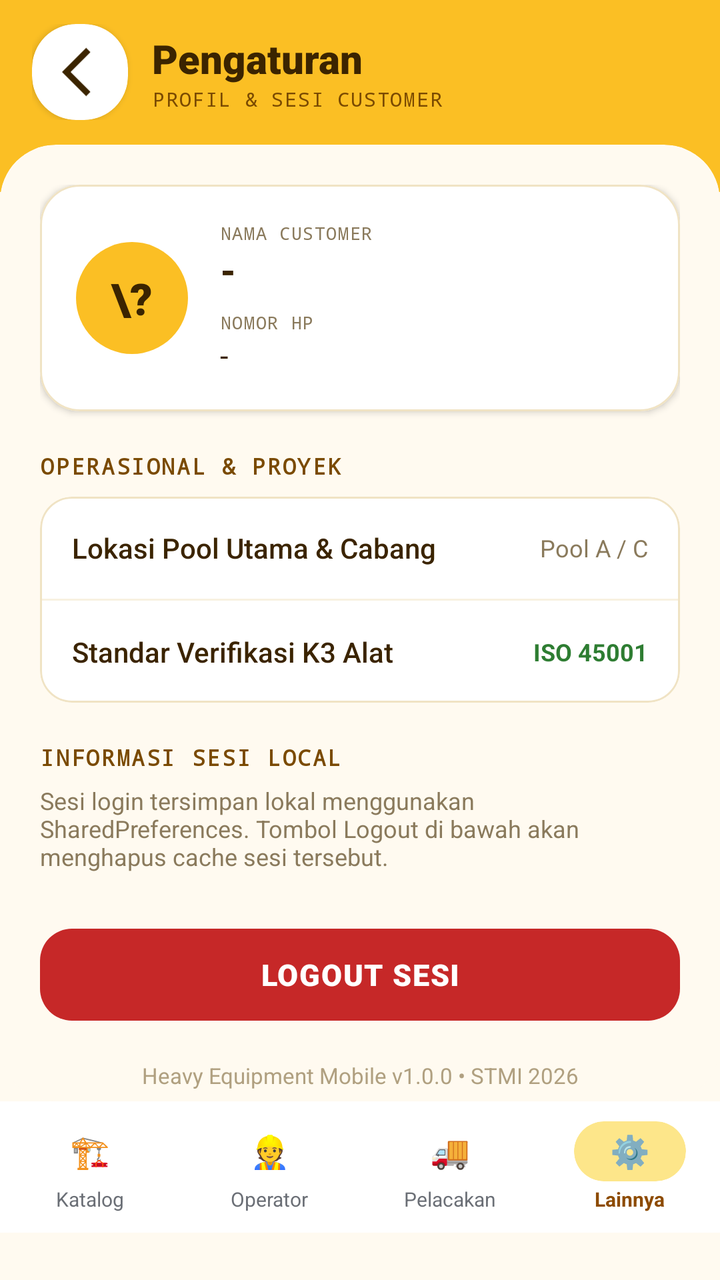
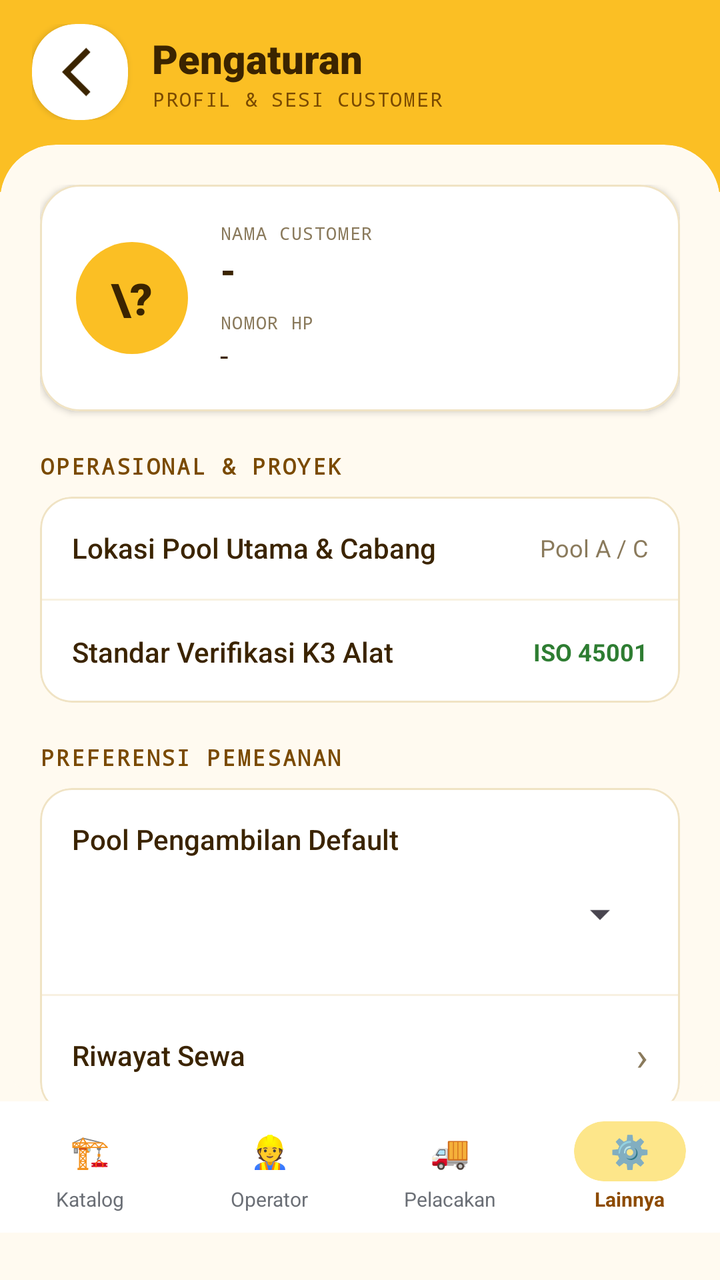

Before-and-after screenshots of an Android layout around one commit, followed by the original layout XML and the change that was made.
<!-- AndroidManifest.xml: application theme Theme.Project_AppMobile -->
<!-- res/layout/activity_settings.xml -->
<?xml version="1.0" encoding="utf-8"?>
<LinearLayout xmlns:android="http://schemas.android.com/apk/res/android"
    xmlns:app="http://schemas.android.com/apk/res-auto"
    xmlns:tools="http://schemas.android.com/tools"
    android:layout_width="match_parent"
    android:layout_height="match_parent"
    android:background="#FFFAF0"
    android:fitsSystemWindows="true"
    android:orientation="vertical"
    tools:context=".SettingsActivity">

    <LinearLayout
        android:layout_width="match_parent"
        android:layout_height="wrap_content"
        android:background="#FBBF24"
        android:gravity="center_vertical"
        android:orientation="horizontal"
        android:paddingStart="16dp"
        android:paddingTop="12dp"
        android:paddingEnd="16dp"
        android:paddingBottom="36dp">

        <com.google.android.material.card.MaterialCardView
            android:id="@+id/btnBack"
            android:layout_width="48dp"
            android:layout_height="48dp"
            android:clickable="true"
            android:contentDescription="Kembali"
            android:focusable="true"
            app:cardBackgroundColor="#FFFFFF"
            app:cardCornerRadius="22dp"
            app:cardElevation="2dp"
            app:strokeWidth="0dp">

            <ImageView
                android:layout_width="40dp"
                android:layout_height="40dp"
                android:layout_gravity="center"
                android:contentDescription="@null"
                android:importantForAccessibility="no"
                android:paddingLeft="11dp"
                app:srcCompat="@drawable/outline_arrow_back_ios_24"
                app:tint="#3B2400" />
        </com.google.android.material.card.MaterialCardView>

        <LinearLayout
            android:layout_width="0dp"
            android:layout_height="wrap_content"
            android:layout_marginStart="12dp"
            android:layout_weight="1"
            android:orientation="vertical">

            <TextView
                android:layout_width="wrap_content"
                android:layout_height="wrap_content"
                android:fontFamily="sans-serif-black"
                android:text="Pengaturan"
                android:textColor="#3B2400"
                android:textSize="20sp" />

            <TextView
                android:layout_width="wrap_content"
                android:layout_height="wrap_content"
                android:fontFamily="monospace"
                android:letterSpacing="0.06"
                android:text="PROFIL &amp; SESI CUSTOMER"
                android:textColor="#7A4A00"
                android:textSize="10sp" />
        </LinearLayout>
    </LinearLayout>

    <com.google.android.material.card.MaterialCardView
        android:layout_width="match_parent"
        android:layout_height="0dp"
        android:layout_marginTop="-24dp"
        android:layout_weight="1"
        app:cardBackgroundColor="#FFFAF0"
        app:cardCornerRadius="28dp"
        app:cardElevation="0dp"
        app:strokeWidth="0dp">

        <ScrollView
            android:layout_width="match_parent"
            android:layout_height="match_parent"
            android:fillViewport="true"
            android:scrollbars="none">

            <LinearLayout
                android:layout_width="match_parent"
                android:layout_height="wrap_content"
                android:orientation="vertical"
                android:padding="20dp">

                <com.google.android.material.card.MaterialCardView
                    android:layout_width="match_parent"
                    android:layout_height="wrap_content"
                    app:cardBackgroundColor="#FFFFFF"
                    app:cardCornerRadius="20dp"
                    app:cardElevation="2dp"
                    app:strokeColor="#F0E3C4"
                    app:strokeWidth="1dp">

                    <LinearLayout
                        android:layout_width="match_parent"
                        android:layout_height="wrap_content"
                        android:gravity="center_vertical"
                        android:orientation="horizontal"
                        android:padding="18dp">

                        <TextView
                            android:id="@+id/tvAvatarInitial"
                            android:layout_width="56dp"
                            android:layout_height="56dp"
                            android:background="@drawable/trk_bg_circle_primary"
                            android:backgroundTint="#FBBF24"
                            android:fontFamily="sans-serif-black"
                            android:gravity="center"
                            android:text="\?"
                            android:textColor="#3B2400"
                            android:textSize="22sp" />

                        <LinearLayout
                            android:layout_width="0dp"
                            android:layout_height="wrap_content"
                            android:layout_marginStart="16dp"
                            android:layout_weight="1"
                            android:orientation="vertical">

                            <TextView
                                android:layout_width="wrap_content"
                                android:layout_height="wrap_content"
                                android:fontFamily="monospace"
                                android:letterSpacing="0.06"
                                android:text="NAMA CUSTOMER"
                                android:textColor="#8A7A5C"
                                android:textSize="9sp" />

                            <TextView
                                android:id="@+id/tvProfileName"
                                android:layout_width="wrap_content"
                                android:layout_height="wrap_content"
                                android:ellipsize="end"
                                android:fontFamily="sans-serif-black"
                                android:maxLines="1"
                                android:text="-"
                                android:textColor="#3B2400"
                                android:textSize="18sp" />

                            <TextView
                                android:layout_width="wrap_content"
                                android:layout_height="wrap_content"
                                android:layout_marginTop="8dp"
                                android:fontFamily="monospace"
                                android:letterSpacing="0.06"
                                android:text="NOMOR HP"
                                android:textColor="#8A7A5C"
                                android:textSize="9sp" />

                            <TextView
                                android:id="@+id/tvProfilePhone"
                                android:layout_width="wrap_content"
                                android:layout_height="wrap_content"
                                android:ellipsize="end"
                                android:maxLines="1"
                                android:text="-"
                                android:textColor="#3B2400"
                                android:textSize="15sp" />
                        </LinearLayout>
                    </LinearLayout>
                </com.google.android.material.card.MaterialCardView>

                <TextView
                    android:layout_width="wrap_content"
                    android:layout_height="wrap_content"
                    android:layout_marginTop="20dp"
                    android:fontFamily="monospace"
                    android:letterSpacing="0.08"
                    android:text="OPERASIONAL &amp; PROYEK"
                    android:textColor="#7A4A00"
                    android:textSize="11sp"
                    android:textStyle="bold" />

                <com.google.android.material.card.MaterialCardView
                    android:layout_width="match_parent"
                    android:layout_height="wrap_content"
                    android:layout_marginTop="8dp"
                    app:cardBackgroundColor="#FFFFFF"
                    app:cardCornerRadius="16dp"
                    app:cardElevation="1dp"
                    app:strokeColor="#F0E3C4"
                    app:strokeWidth="1dp">

                    <LinearLayout
                        android:layout_width="match_parent"
                        android:layout_height="wrap_content"
                        android:orientation="vertical">

                        <LinearLayout
                            android:layout_width="match_parent"
                            android:layout_height="wrap_content"
                            android:gravity="center_vertical"
                            android:orientation="horizontal"
                            android:padding="16dp">

                            <TextView
                                android:layout_width="0dp"
                                android:layout_height="wrap_content"
                                android:layout_weight="1"
                                android:fontFamily="sans-serif-medium"
                                android:text="Lokasi Pool Utama &amp; Cabang"
                                android:textColor="#3B2400"
                                android:textSize="14sp" />

                            <TextView
                                android:layout_width="wrap_content"
                                android:layout_height="wrap_content"
                                android:layout_marginStart="8dp"
                                android:text="Pool A / C"
                                android:textColor="#8A7A5C"
                                android:textSize="12sp" />
                        </LinearLayout>

                        <View
                            android:layout_width="match_parent"
                            android:layout_height="1dp"
                            android:background="#F8F1E1" />

                        <LinearLayout
                            android:layout_width="match_parent"
                            android:layout_height="wrap_content"
                            android:gravity="center_vertical"
                            android:orientation="horizontal"
                            android:padding="16dp">

                            <TextView
                                android:layout_width="0dp"
                                android:layout_height="wrap_content"
                                android:layout_weight="1"
                                android:fontFamily="sans-serif-medium"
                                android:text="Standar Verifikasi K3 Alat"
                                android:textColor="#3B2400"
                                android:textSize="14sp" />

                            <TextView
                                android:layout_width="wrap_content"
                                android:layout_height="wrap_content"
                                android:layout_marginStart="8dp"
                                android:text="ISO 45001"
                                android:textColor="#2E7D32"
                                android:textSize="12sp"
                                android:textStyle="bold" />
                        </LinearLayout>
                    </LinearLayout>
                </com.google.android.material.card.MaterialCardView>

                <TextView
                    android:layout_width="wrap_content"
                    android:layout_height="wrap_content"
                    android:layout_marginTop="20dp"
                    android:fontFamily="monospace"
                    android:letterSpacing="0.08"
                    android:text="INFORMASI SESI LOCAL"
                    android:textColor="#7A4A00"
                    android:textSize="11sp"
                    android:textStyle="bold" />

                <TextView
                    android:layout_width="match_parent"
                    android:layout_height="wrap_content"
                    android:layout_marginTop="6dp"
                    android:text="Sesi login tersimpan lokal menggunakan SharedPreferences. Tombol Logout di bawah akan menghapus cache sesi tersebut."
                    android:textColor="#8A7A5C"
                    android:textSize="12sp" />

                <View
                    android:layout_width="match_parent"
                    android:layout_height="24dp" />

                <com.google.android.material.button.MaterialButton
                    android:id="@+id/btnLogout"
                    android:layout_width="match_parent"
                    android:layout_height="54dp"
                    android:fontFamily="sans-serif-black"
                    android:letterSpacing="0.04"
                    android:text="LOGOUT SESI"
                    android:textColor="#FFFFFF"
                    android:textSize="15sp"
                    app:backgroundTint="#C62828"
                    app:cornerRadius="16dp"
                    app:elevation="2dp" />

                <TextView
                    android:layout_width="match_parent"
                    android:layout_height="wrap_content"
                    android:layout_marginTop="16dp"
                    android:layout_marginBottom="12dp"
                    android:gravity="center"
                    android:text="Heavy Equipment Mobile v1.0.0 • STMI 2026"
                    android:textColor="#B0A080"
                    android:textSize="11sp" />

            </LinearLayout>
        </ScrollView>
    </com.google.android.material.card.MaterialCardView>

    
    <LinearLayout
        android:layout_width="match_parent"
        android:layout_height="wrap_content"
        android:background="#FFFFFF"
        android:orientation="horizontal"
        android:paddingTop="6dp"
        android:paddingBottom="6dp">

        <LinearLayout
            android:id="@+id/navCatalog"
            android:layout_width="0dp"
            android:layout_height="wrap_content"
            android:layout_weight="1"
            android:background="?attr/selectableItemBackground"
            android:gravity="center"
            android:orientation="vertical"
            android:paddingTop="4dp"
            android:paddingBottom="4dp">

            <TextView
                android:layout_width="56dp"
                android:layout_height="30dp"
                android:gravity="center"
                android:text="🏗️"
                android:textSize="16sp" />

            <TextView
                android:layout_width="wrap_content"
                android:layout_height="wrap_content"
                android:layout_marginTop="2dp"
                android:text="Katalog"
                android:textColor="#6B6F76"
                android:textSize="10sp" />
        </LinearLayout>

        <LinearLayout
            android:id="@+id/navOperator"
            android:layout_width="0dp"
            android:layout_height="wrap_content"
            android:layout_weight="1"
            android:background="?attr/selectableItemBackground"
            android:gravity="center"
            android:orientation="vertical"
            android:paddingTop="4dp"
            android:paddingBottom="4dp">

            <TextView
                android:layout_width="56dp"
                android:layout_height="30dp"
                android:gravity="center"
                android:text="👷"
                android:textSize="16sp" />

            <TextView
                android:layout_width="wrap_content"
                android:layout_height="wrap_content"
                android:layout_marginTop="2dp"
                android:text="Operator"
                android:textColor="#6B6F76"
                android:textSize="10sp" />
        </LinearLayout>

        <LinearLayout
            android:id="@+id/navTracking"
            android:layout_width="0dp"
            android:layout_height="wrap_content"
            android:layout_weight="1"
            android:background="?attr/selectableItemBackground"
            android:gravity="center"
            android:orientation="vertical"
            android:paddingTop="4dp"
            android:paddingBottom="4dp">

            <TextView
                android:layout_width="56dp"
                android:layout_height="30dp"
                android:gravity="center"
                android:text="🚚"
                android:textSize="16sp" />

            <TextView
                android:layout_width="wrap_content"
                android:layout_height="wrap_content"
                android:layout_marginTop="2dp"
                android:text="Pelacakan"
                android:textColor="#6B6F76"
                android:textSize="10sp" />
        </LinearLayout>

        
        <LinearLayout
            android:id="@+id/navSettings"
            android:layout_width="0dp"
            android:layout_height="wrap_content"
            android:layout_weight="1"
            android:gravity="center"
            android:orientation="vertical"
            android:paddingTop="4dp"
            android:paddingBottom="4dp">

            <com.google.android.material.card.MaterialCardView
                android:layout_width="56dp"
                android:layout_height="30dp"
                app:cardBackgroundColor="#FDE68A"
                app:cardCornerRadius="15dp"
                app:cardElevation="0dp"
                app:strokeWidth="0dp">

                <TextView
                    android:layout_width="match_parent"
                    android:layout_height="match_parent"
                    android:gravity="center"
                    android:text="⚙️"
                    android:textSize="16sp" />
            </com.google.android.material.card.MaterialCardView>

            <TextView
                android:layout_width="wrap_content"
                android:layout_height="wrap_content"
                android:layout_marginTop="2dp"
                android:text="Lainnya"
                android:textColor="#8D4B00"
                android:textSize="10sp"
                android:textStyle="bold" />
        </LinearLayout>
    </LinearLayout>
</LinearLayout>
<!-- resources referenced by this layout -->
<resources>
  <!-- drawable outline_arrow_back_ios_24 (drawable) -->
  <vector xmlns:android="http://schemas.android.com/apk/res/android" android:autoMirrored="true" android:height="24dp" android:tint="#000000" android:viewportHeight="960" android:viewportWidth="960" android:width="24dp">
        
      <path android:fillColor="@android:color/white" android:pathData="M400,880L0,480L400,80L471,151L142,480L471,809L400,880Z"/>
      
  </vector>
  <!-- drawable trk_bg_circle_primary (drawable) -->
  <?xml version="1.0" encoding="utf-8"?>
  <shape xmlns:android="http://schemas.android.com/apk/res/android"
      android:shape="oval">
  
      
      <solid android:color="@color/trk_primary" />
  
  </shape>
  <style name="Theme.Project_AppMobile" parent="Base.Theme.Project_AppMobile" />
  <color name="trk_primary">#2196F3</color>
  <style name="Base.Theme.Project_AppMobile" parent="Theme.Material3.DayNight.NoActionBar">
          
          
      </style>
</resources>

<!-- the commit's change to res/layout/activity_settings.xml (unified diff, before → after) -->
@@ -259,6 +259,89 @@
                     android:layout_marginTop="20dp"
                     android:fontFamily="monospace"
                     android:letterSpacing="0.08"
+                    android:text="PREFERENSI PEMESANAN"
+                    android:textColor="#7A4A00"
+                    android:textSize="11sp"
+                    android:textStyle="bold" />
+
+                <com.google.android.material.card.MaterialCardView
+                    android:layout_width="match_parent"
+                    android:layout_height="wrap_content"
+                    android:layout_marginTop="8dp"
+                    app:cardBackgroundColor="#FFFFFF"
+                    app:cardCornerRadius="16dp"
+                    app:cardElevation="1dp"
+                    app:strokeColor="#F0E3C4"
+                    app:strokeWidth="1dp">
+
+                    <LinearLayout
+                        android:layout_width="match_parent"
+                        android:layout_height="wrap_content"
+                        android:orientation="vertical">
+
+                        
+                        <LinearLayout
+                            android:layout_width="match_parent"
+                            android:layout_height="wrap_content"
+                            android:orientation="vertical"
+                            android:padding="16dp">
+
+                            <TextView
+                                android:layout_width="wrap_content"
+                                android:layout_height="wrap_content"
+                                android:fontFamily="sans-serif-medium"
+                                android:text="Pool Pengambilan Default"
+                                android:textColor="#3B2400"
+                                android:textSize="14sp" />
+
+                            <Spinner
+                                android:id="@+id/spPool"
+                                android:layout_width="match_parent"
+                                android:layout_height="wrap_content"
+                                android:layout_marginTop="4dp"
+                                android:minHeight="48dp" />
+                        </LinearLayout>
+
+                        <View
+                            android:layout_width="match_parent"
+                            android:layout_height="1dp"
+                            android:background="#F8F1E1" />
+
+                        
+                        <LinearLayout
+                            android:id="@+id/rowRiwayat"
+                            android:layout_width="match_parent"
+                            android:layout_height="wrap_content"
+                            android:background="?attr/selectableItemBackground"
+                            android:gravity="center_vertical"
+                            android:orientation="horizontal"
+                            android:padding="16dp">
+
+                            <TextView
+                                android:layout_width="0dp"
+                                android:layout_height="wrap_content"
+                                android:layout_weight="1"
+                                android:fontFamily="sans-serif-medium"
+                                android:text="Riwayat Sewa"
+                                android:textColor="#3B2400"
+                                android:textSize="14sp" />
+
+                            <TextView
+                                android:layout_width="wrap_content"
+                                android:layout_height="wrap_content"
+                                android:text="›"
+                                android:textColor="#8A7A5C"
+                                android:textSize="20sp" />
+                        </LinearLayout>
+                    </LinearLayout>
+                </com.google.android.material.card.MaterialCardView>
+
+                <TextView
+                    android:layout_width="wrap_content"
+                    android:layout_height="wrap_content"
+                    android:layout_marginTop="20dp"
+                    android:fontFamily="monospace"
+                    android:letterSpacing="0.08"
                     android:text="INFORMASI SESI LOCAL"
                     android:textColor="#7A4A00"
                     android:textSize="11sp"
